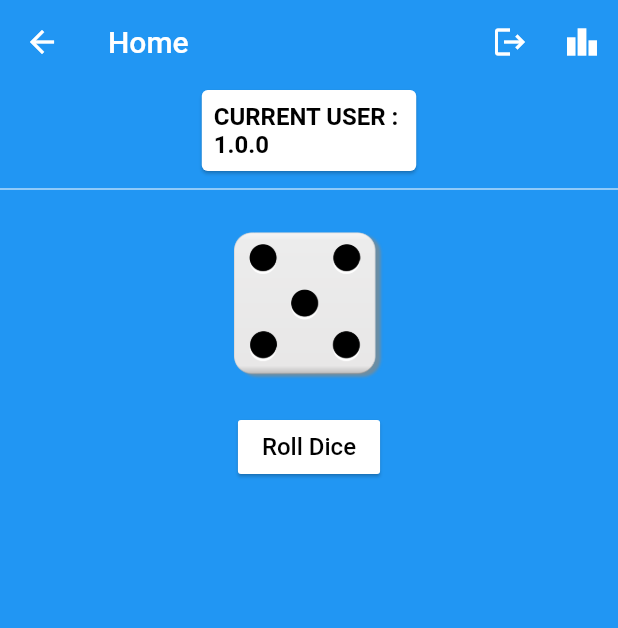
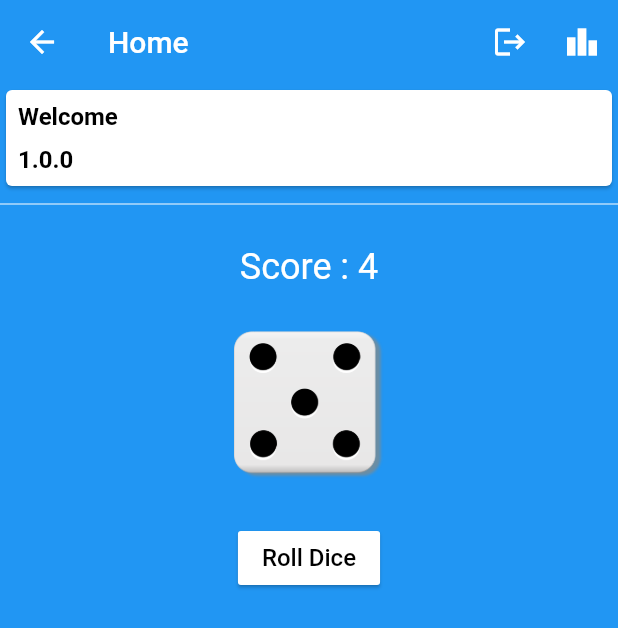
Before and after one commit to Rakesh890/task_g, a Flutter app: the HomePage screen opened by its route, after a tap on "Roll Dice", on a phone screen of 412 x 824 dp. Shown: the top 628 px of the screen. Run offline on Flutter 3.47's test engine with Material 2 defaults, Android fonts, the phone set to English and light mode, and no system bars; our stand-ins replace cloud_firestore, firebase_auth, firebase_core, get, shared_preferences; missing offline and left inert: new_version; accounts and stored records are empty.

Commit message:
Add Leaderboard functionality and register,login.

```diff
--- a/lib/app/modules/home_module/home_controller.dart
+++ b/lib/app/modules/home_module/home_controller.dart
@@ -1,6 +1,7 @@
 import 'dart:io';
 import 'dart:math';
 
+import 'package:cloud_firestore/cloud_firestore.dart';
 import 'package:firebase_auth/firebase_auth.dart';
 import 'package:flutter/material.dart';
 import 'package:get/get.dart';
@@ -20,7 +21,9 @@ class HomeController extends GetxController
   var randomIntForDiceOne = Random().nextInt(5).obs;
   var appVersion="".obs;
   var selectBottomIndex=0.obs;
-
+  var userScore=0.obs;
+  var userPlayList=[].obs;
+  var myDocumentID="".obs;
 
   @override
   void onInit() {
@@ -34,6 +37,8 @@ class HomeController extends GetxController
     User? user = FirebaseAuth.instance.currentUser;
     String username = user!.displayName.toString();
     print( "User ${username}");
+    getUserPlayer();
+
   }
 
   getPackageInfo() async {
@@ -42,31 +47,34 @@ class HomeController extends GetxController
       androidId: 'com.example.task_g',
     );
     appVersion.value  = "1.0.0";
-
-   //  PackageInfo packageInfo = await PackageInfo.fromPlatform();
-   //  appVersion.value= packageInfo.version;
-   // print("App Version ${appVersion}");
   }
 
 
-  changeImage()
+  changeImage(String imageArray)
   {
+
+    print("Enter here ${imageArray}");
     if(userDiceCount.value < 10 && userDiceCount.value != 10){
           userDiceCount.value++;
           print(userDiceCount.value);
           randomIntForDiceOne.value = Random().nextInt(6);
+          userScore.value += randomIntForDiceOne.value;
+          print("User Score Now ${ userScore.value}");
+          udpateUserScore( userScore.value);
         }else{
           Get.snackbar("Err", "You can play only 10 times ${userDiceCount.value}",
             backgroundColor: Colors.black,
             colorText: Colors.white,);
         }
+      }
 
-  }
 
   logout()
   {
     try {
         auth.signOut();
+        userScore.value = 0;
+        userDiceCount.value = 0;
       } catch (e) {
         print(e.toString());
       }
@@ -81,4 +89,72 @@ class HomeController extends GetxController
   {
     Get.toNamed(Routes.LEADERBOARD);
   }
+
+  Future getUserPlayer() async
+  {
+    try{
+      FirebaseFirestore.instance
+          .collection('Users')
+          .get()
+          .then((QuerySnapshot querySnapshot)
+      {
+        userPlayList.clear();
+        querySnapshot.docs.forEach((DocumentSnapshot doc)
+        {
+
+           myDocumentID.value = doc.id;
+           userScore.value = int.parse(doc.get("Score"));
+           userDiceCount.value = int.parse(doc.get("Attempt"));
+           print(myDocumentID.value);
+          var userPlayer = {
+            "name":doc.get("Name"),
+            "score":doc.get("Score"),
+            "attempt":doc.get("Attempt"),
+            "docId":doc.id,
+            "email":doc.get("Email"),
+            "isPlaying":doc.get("isPlaying"),
+            "uId":doc.get("Uid")
+          };
+          userPlayList.add(userPlayer);
+          userPlayList.value = userPlayList.toSet().toList();
+
+        });
+      });
+    }catch(Error){
+      printInfo(info: "Something Went wriong");
     }
+  }
+
+  void udpateUserScore(value)
+  {
+    print(userScore.value);
+   for(var user in userPlayList){
+     if(myDocumentID.value == user["docId"]){
+       updateDataFirestore(user["docId"],
+           user["score"],
+           user["attempt"],
+           user["name"],
+           user["email"],
+           user["isPlaying"],
+           user["Uid"]);
+     }
+   }
+  }
+
+  void updateDataFirestore(id,score,attempt,userName,email,isPlaying,uId) async
+  {
+   await FirebaseFirestore.instance
+        .collection('Users').doc(myDocumentID.value).update({
+      "Name":"${userName}",
+      "Email":"${email}",
+      "isPlaying":"true",
+      "Attempt":"${userDiceCount.value}",
+      "Score":"${userScore.value}",
+      "Uid":"${uId}"
+    }).then((value) =>
+    {
+      print("updated Board"),
+      getUserPlayer(),
+    });
+  }
+}
--- a/lib/app/modules/home_module/home_page.dart
+++ b/lib/app/modules/home_module/home_page.dart
@@ -24,14 +24,24 @@ class HomePage extends GetView<HomeController> {
                     mainAxisAlignment: MainAxisAlignment.start,
                     crossAxisAlignment: CrossAxisAlignment.start,
                     children: [
+                  Row(
+                    children: [
+                      Text("Welcome", style: TextStyle(
+                          fontSize: 16,
+                          color: Colors.black,
+                          fontWeight: FontWeight.bold),),
+                      SizedBox(width: 10,),
                       Text(
-                    "Current User : ${auth.currentUser!.displayName}"
+                        "${auth.currentUser!.displayName}"
                             .toUpperCase(),
                         style: TextStyle(
                             fontSize: 16,
                             color: Colors.black,
                             fontWeight: FontWeight.bold),
                       ),
+                    ],
+                  ),
+                  SizedBox(height: 10,),
                   Text(
                     "${controller.appVersion.value}",
                     style: TextStyle(
@@ -48,7 +58,20 @@ class HomePage extends GetView<HomeController> {
             SizedBox(
               height: 20,
             ),
-            Obx(
+            Obx(() => Center(
+                child: Text("Score : ${controller.userScore.value}",
+                style: TextStyle(
+                  color: Colors.white,
+                  fontSize: 24
+                ),),
+              ),
+            ),
+            SizedBox(
+              height: 20,
+            ),
+            Padding(
+              padding: const EdgeInsets.all(8.0),
+              child: Obx(
                 () => Center(
                     child: Image.asset(
                   'assets/images/' +
@@ -57,10 +80,11 @@ class HomePage extends GetView<HomeController> {
                   width: 100,
                 )),
               ),
+            ),
             Padding(
               padding: const EdgeInsets.only(top: 20),
               child: RaisedButton(
-                onPressed: () => controller.changeImage(),
+                onPressed: () => controller.changeImage(controller.imageArray[controller.randomIntForDiceOne.value]),
                 color: Colors.white,
                 elevation: 1,
                 child: Text(
--- a/lib/app/modules/leaderboard_module/leaderboard_controller.dart
+++ b/lib/app/modules/leaderboard_module/leaderboard_controller.dart
@@ -7,7 +7,7 @@ import 'package:get/get.dart';
 class LeaderboardController extends GetxController{
   var contactList = [].obs;
   var isShowLoader = false.obs;
-
+  // CollectionReference users = FirebaseFirestore.instance.collection('Users');
  @override
   void onInit() {
     // TODO: implement onInit
--- a/lib/app/modules/login_module/login_controller.dart
+++ b/lib/app/modules/login_module/login_controller.dart
@@ -76,7 +76,7 @@ class LoginController extends GetxController{
       });
     }catch(e){
       isShowLoader.value=false;
-      Get.snackbar("About Login", "Login message",);
+      // Get.snackbar("About Login", "Login message",);
     }
   }
 
@@ -87,10 +87,11 @@ class LoginController extends GetxController{
     return FirebaseFirestore.instance.collection("Users")
         .add({
       "Name":"${user.displayName}",
-      "email":"${user.email}",
+      "Email":"${user.email}",
       "isPlaying":"false",
       "Attempt":"0",
       "Score":"0",
+      "Uid":"${user.uid}"
     }).then((value) =>
     {
       print("Added user info"),
--- a/lib/app/modules/splash_module/splash_controller.dart
+++ b/lib/app/modules/splash_module/splash_controller.dart
@@ -22,12 +22,12 @@ class SplashController extends GetxController {
   setUpFirebase()async{
    await Firebase.initializeApp();
     firebaseUser = Rx<User?>(auth.currentUser);
-    firebaseUser.bindStream(auth.userChanges());
+    // firebaseUser.bindStream(auth.userChanges());
     print("Get Info ${firebaseUser.toString()}");
-    ever(firebaseUser, _setInitialScreen);
+   _setInitialScreen(firebaseUser);
   }
 
-  _setInitialScreen(User? user) {
+  _setInitialScreen(user) {
     Timer(
         Duration(seconds: 3),
         () => {
--- a/lib/main.dart
+++ b/lib/main.dart
@@ -8,6 +8,7 @@ import 'app/Constant/FirebaseContant.dart';
 
 void main() async {
   WidgetsFlutterBinding.ensureInitialized();
+  await Firebase.initializeApp();
   runApp(MyApp());
 }
 
--- a/pubspec.yaml
+++ b/pubspec.yaml
@@ -38,7 +38,7 @@ dependencies:
   shared_preferences: ^2.0.13
   new_version: ^0.3.0
   font_awesome_flutter: ^10.1.0
-  cloud_firestore: ^3.1.10
+  cloud_firestore: ^3.1.11
   firebase_core: ^1.13.1
   firebase_auth: ^3.3.12
 
```
Also changed, not shown: lib/app/modules/leaderboard_module/leaderboard_page.dart (+12 -5 lines), lib/app/modules/register_module/register_controller.dart (+29 -5 lines), lib/app/modules/register_module/register_page.dart (+6 -5 lines). Lines whose indentation alone changed are shown as unchanged.
